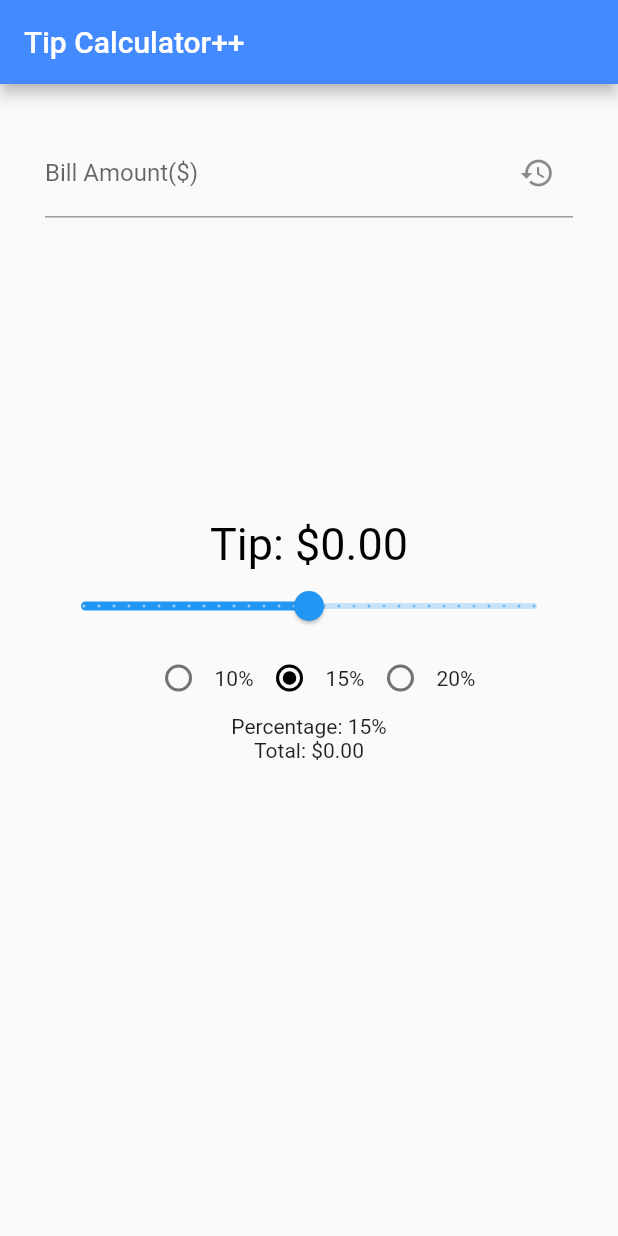
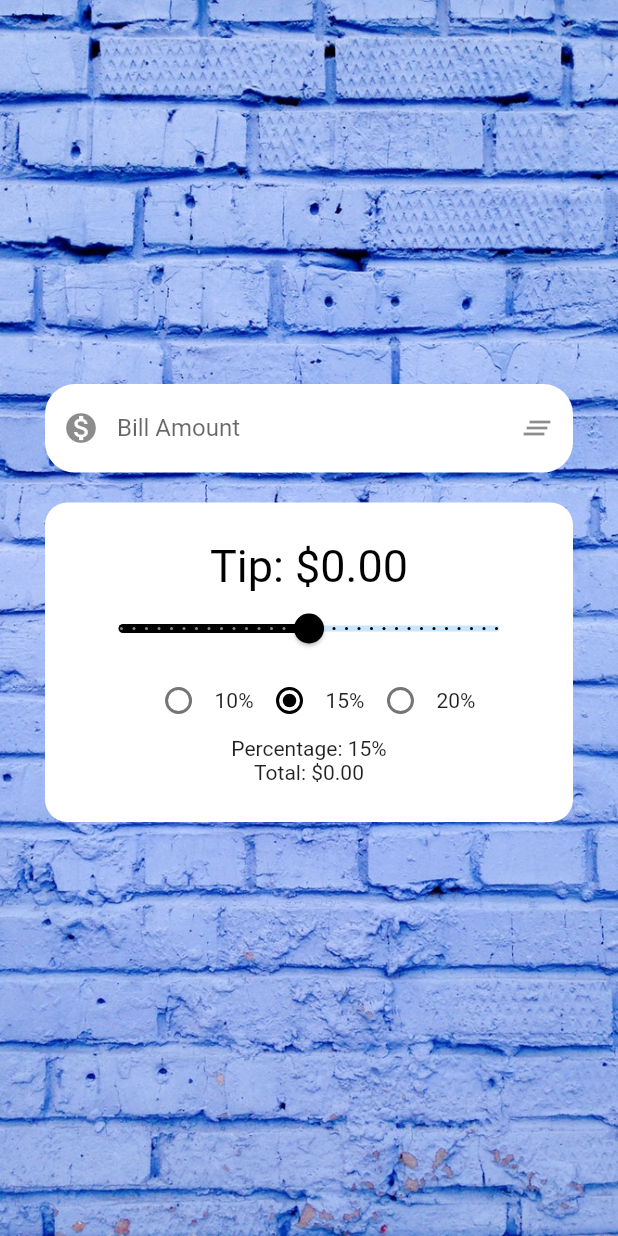
Before and after one commit to thethirdtomas/Tip-Calculator, a Flutter app: the screen it shows after launch, on a phone screen of 412 x 824 dp. Run offline on Flutter 3.47's test engine with Material 2 defaults, Android fonts, the phone set to English and light mode, and no system bars.

Commit message:
Changed design

```diff
--- a/lib/main.dart
+++ b/lib/main.dart
@@ -10,7 +10,8 @@ class MyApp extends StatelessWidget {
       debugShowCheckedModeBanner: false,
       title: 'Tip Calculator',
       theme: new ThemeData(
-        primaryColor: Colors.blueAccent,
+        primaryColor: Colors.black,
+        fontFamily: "roboto"
       ),
       home: Tip(),
     );
--- a/lib/tip.dart
+++ b/lib/tip.dart
@@ -11,45 +11,60 @@ class TipState extends State<Tip> {
   double percentage = 15.0;
   double total = 0.0;
 
-  var ctr = new TextEditingController();
+  var ctr = TextEditingController();
 
   @override
   Widget build(BuildContext context) {
     return Scaffold(
       resizeToAvoidBottomPadding: false,
-      appBar: AppBar(
-        title: Text("Tip Calculator++"),
-            ),
       //Main Container
       body: Container(
+        decoration: BoxDecoration(
+          image: DecorationImage(
+            image: AssetImage("assets/images/background.jpg"),
+            fit: BoxFit.cover,
+          )
+        ),
         padding: EdgeInsets.all(30),
         child: Column(
+          mainAxisAlignment: MainAxisAlignment.center,
+          crossAxisAlignment: CrossAxisAlignment.center,
           children: <Widget>[
             Container(
+              decoration: BoxDecoration(
+                borderRadius: BorderRadius.circular(20.0),
+                color: Colors.white,
+              ),
               child: TextField(
                 controller: ctr,
                 keyboardType: TextInputType.number,
                 decoration: InputDecoration(
-                  labelText: "Bill Amount(\$)",
+                  border: InputBorder.none,
+                  labelText: "Bill Amount",
+                  prefixIcon: Icon(Icons.monetization_on),
                   suffixIcon: GestureDetector(
                     onTap: reset,
-                    child: Icon(Icons.restore)
-                    ),
-                  ),
+                    child: Icon(Icons.clear_all)
+                  )
+                ),
                 onChanged: textChange,
               )
             ),
             Container(
-              margin: EdgeInsets.only(top: 200),
-              child: Text(
-                "Tip: \$${tip.toStringAsFixed(2)}",
-                style: TextStyle(color: getColor(), fontSize: 30) ,
-                ),
-            ),
-            Container(
+              margin: EdgeInsets.only(top: 20, bottom: 20),
+              padding: EdgeInsets.all(25),
+              decoration: BoxDecoration(
+                color: Colors.white,
+                borderRadius: BorderRadius.circular(15.0),
+              ),
               child: Column(
                 children: <Widget>[
+                  Text(
+                    "Tip: \$${tip.toStringAsFixed(2)}",
+                    style: TextStyle(color: getColor(), fontSize: 30) ,
+                  ),
                   Slider(
+                    activeColor: getColor(),
                     value: percentage,
                     label: "${percentage.toStringAsFixed(0)}%",
                     min: 0,
@@ -61,7 +76,7 @@ class TipState extends State<Tip> {
                     mainAxisAlignment: MainAxisAlignment.center,
                     children: <Widget>[
                       Radio(
-                        activeColor: Colors.red,
+                        activeColor: Colors.red[300],
                         value: 10.0,
                         groupValue: percentage,
                         onChanged: updateTip,
@@ -75,7 +90,7 @@ class TipState extends State<Tip> {
                       ),
                       Text('15%'),
                       Radio(
-                        activeColor: Colors.green,
+                        activeColor: Colors.greenAccent,
                         value: 20.0,
                         groupValue: percentage,
                         onChanged: updateTip,
@@ -86,7 +101,6 @@ class TipState extends State<Tip> {
                   ),
                   Text("Percentage: ${percentage.toStringAsFixed(0)}%"),
                   Text("Total: \$${total.toStringAsFixed(2)}"),
-
                 ],
               ),
             )
@@ -99,9 +113,10 @@ class TipState extends State<Tip> {
   reset(){
     setState(() {
       ctr.clear();
+      bill = 0.0;
+      percentage = 15.0;
       tip = 0.0;
-     percentage = 15.0;
-     bill = 0.0;
+      total = 0.0;
     });
   }
 
@@ -127,9 +142,9 @@ class TipState extends State<Tip> {
 
   Color getColor(){
     if (percentage <= 10)
-      return Colors.red;
+      return Colors.red[300];
     else if (percentage >= 20)
-      return Colors.green;
+      return Colors.greenAccent;
     else
       return Colors.black;
   }
--- a/pubspec.yaml
+++ b/pubspec.yaml
@@ -30,6 +30,8 @@ dev_dependencies:
 
 # The following section is specific to Flutter.
 flutter:
+  assets:
+    - assets/images/
 
   # The following line ensures that the Material Icons font is
   # included with your application, so that you can use the icons in
```
Also changed, not shown: assets/images/background.jpg (added), example.jpg (deleted), icon.png (deleted), sample.jpg (added).
